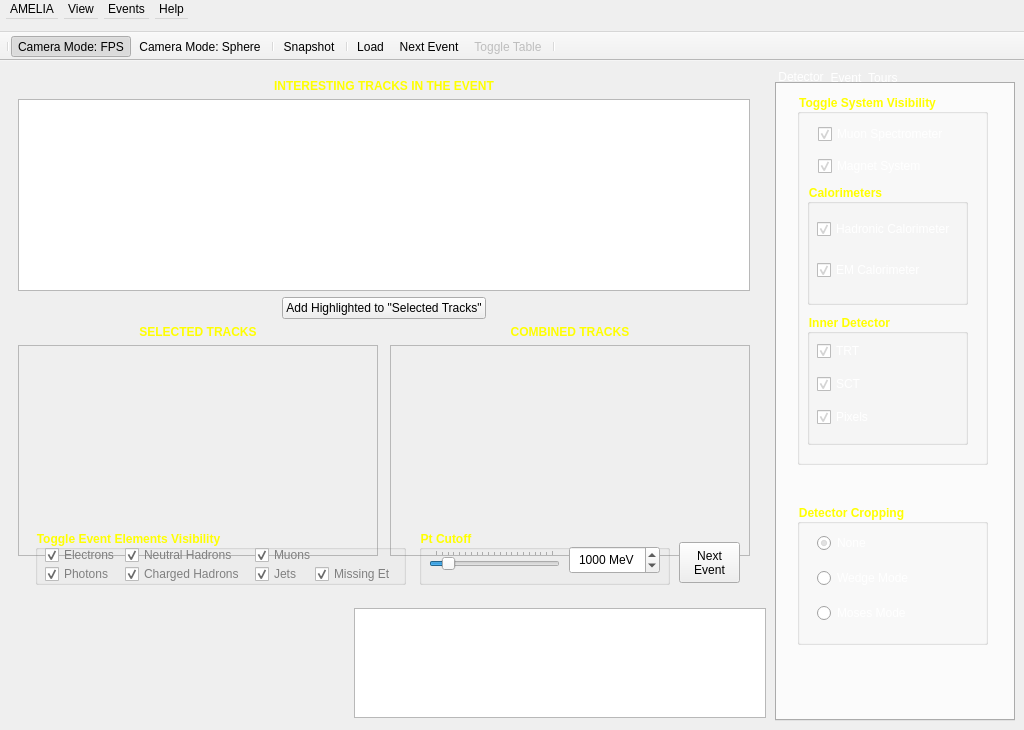
dualword/amelia, file trunk/ui/geometry.ui: the form before one commit.
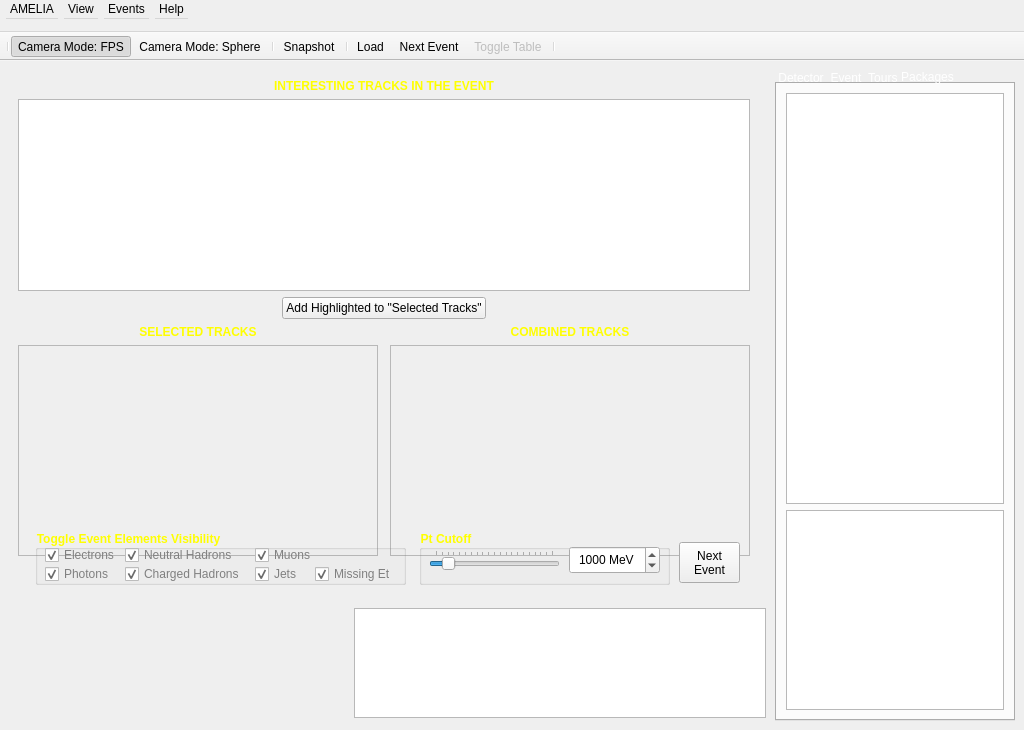
The form after the commit. The open tabs and pages were chosen to show the change. Icons and pictures are not drawn. Custom widgets are drawn as their Qt base class.

Commit message: Initial import of event manager and recovery the the tour/events folders that got lost somehow...

```diff
--- a/trunk/ui/geometry.ui
+++ b/trunk/ui/geometry.ui
@@ -88,7 +88,7 @@
 	color: rgb(22, 22, 0);	
 }
 
-#MainTab QComboBox, QPlainTextEditor, QLineEdit, QTableView
+#MainTab QComboBox, QPlainTextEditor, QLineEdit, QTableView, QTreeView
 {
 	color: rgb(0, 0, 55);	
 }
@@ -104,7 +104,6 @@
 }
 
 
-
 </string>
   </property>
   <property name="iconSize" >
@@ -123,14 +122,6 @@
    <bool>false</bool>
   </property>
   <widget class="ALayerGUI" name="ALayerGUI" >
-   <property name="geometry" >
-    <rect>
-     <x>0</x>
-     <y>65</y>
-     <width>1024</width>
-     <height>665</height>
-    </rect>
-   </property>
    <layout class="QHBoxLayout" name="horizontalLayout_2" >
     <item>
      <layout class="QVBoxLayout" name="verticalLayout" >
@@ -876,14 +867,6 @@
        <enum>Qt::ElideNone</enum>
       </property>
       <widget class="QWidget" name="tab_detector" >
-       <property name="geometry" >
-        <rect>
-         <x>0</x>
-         <y>0</y>
-         <width>230</width>
-         <height>622</height>
-        </rect>
-       </property>
        <property name="baseSize" >
         <size>
          <width>0</width>
@@ -1519,6 +1502,51 @@
         </widget>
        </widget>
       </widget>
+      <widget class="QWidget" name="tab" >
+       <attribute name="title" >
+        <string>Packages</string>
+       </attribute>
+       <layout class="QVBoxLayout" name="verticalLayout_6" >
+        <item>
+         <widget class="QTreeView" name="packageList" >
+          <property name="styleSheet" >
+           <string notr="true" >color: rgb(0, 0, 0);</string>
+          </property>
+          <property name="rootIsDecorated" >
+           <bool>false</bool>
+          </property>
+          <property name="animated" >
+           <bool>true</bool>
+          </property>
+          <property name="headerHidden" >
+           <bool>true</bool>
+          </property>
+          <property name="expandsOnDoubleClick" >
+           <bool>false</bool>
+          </property>
+         </widget>
+        </item>
+        <item>
+         <widget class="QGraphicsView" name="selectedEventInfo" >
+          <property name="maximumSize" >
+           <size>
+            <width>16777215</width>
+            <height>200</height>
+           </size>
+          </property>
+          <property name="verticalScrollBarPolicy" >
+           <enum>Qt::ScrollBarAlwaysOff</enum>
+          </property>
+          <property name="horizontalScrollBarPolicy" >
+           <enum>Qt::ScrollBarAlwaysOff</enum>
+          </property>
+          <property name="interactive" >
+           <bool>false</bool>
+          </property>
+         </widget>
+        </item>
+       </layout>
+      </widget>
      </widget>
     </item>
    </layout>
```
Left out of the diff: 87 changed lines with no effect on the pictures. The commit also changes 26 other files.
